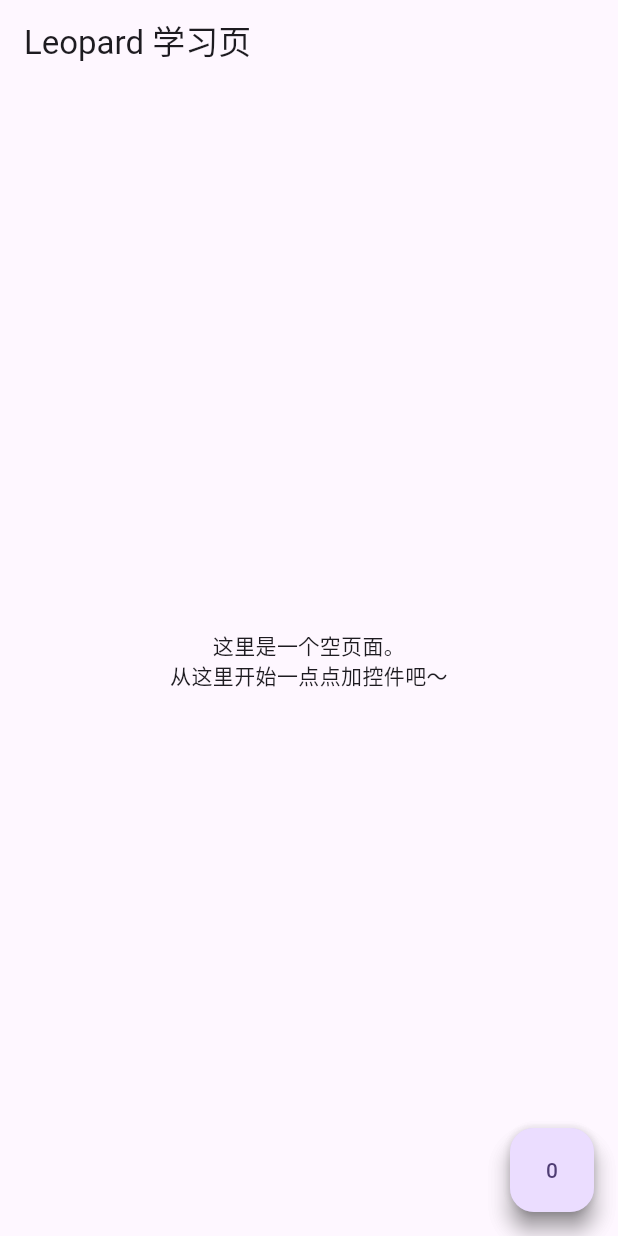
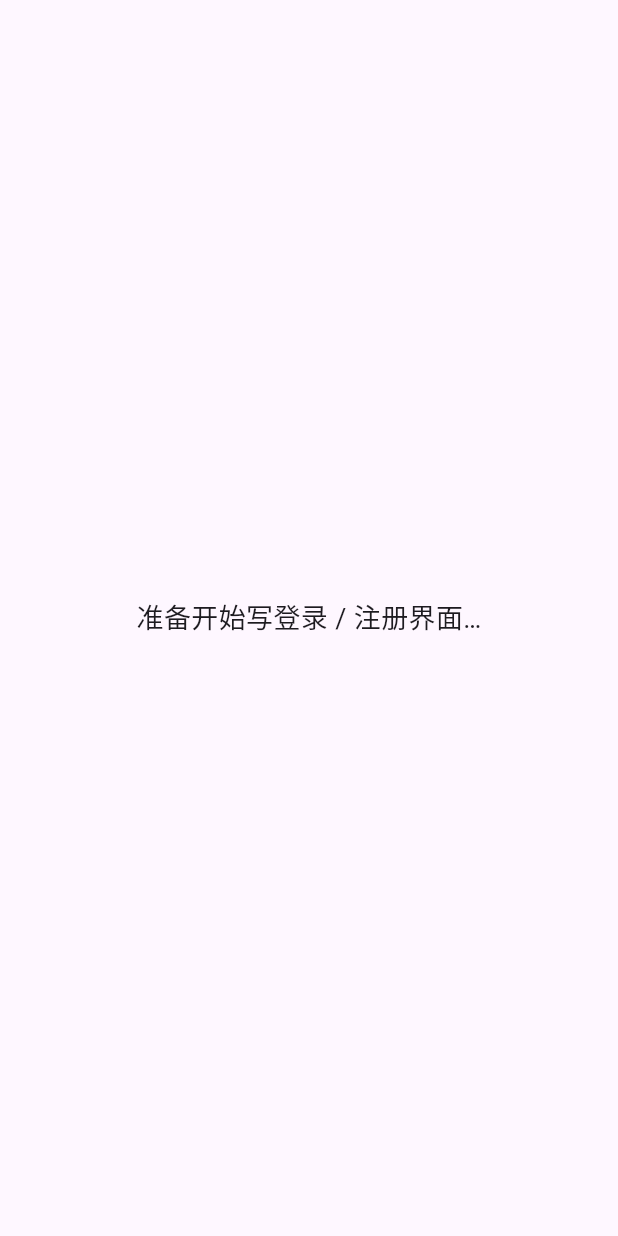
Before and after one commit to tlmile/flutter-leopard, a Flutter app: the screen it shows after launch, on a phone screen of 412 x 824 dp. Run offline on Flutter 3.47's test engine with Material 3 defaults, Android fonts, the phone set to English and light mode, and no system bars.

Commit message:
main.dart init

```diff
--- a/lib/main.dart
+++ b/lib/main.dart
@@ -1,107 +1,38 @@
-import 'package:flutter/foundation.dart';
 import 'package:flutter/material.dart';
 
-void main() {//程序入口
-  runApp(const LeopardApp());//启动一个叫LeopardApp的应用
+void main() {
+  runApp(const LeopardApp());
 }
 
-//整个APP的根widget 你写的所有页面、控件、按钮、文字 等都必须挂在这个根widget上
-// 整个app的大框架、地基
 class LeopardApp extends StatelessWidget {
   const LeopardApp({super.key});
 
   @override
   Widget build(BuildContext context) {
     return MaterialApp(
-      debugShowCheckedModeBanner: true,
-      title: 'Leopard Demo', //Android 上：在“最近任务列表”（多任务切换界面）里显示，web浏览器tab上的标题
+      debugShowCheckedModeBanner: false,
+      title: 'Leopard Demo',
       theme: ThemeData(
-        colorSchemeSeed: Colors.deepPurple,
-        useMaterial3: true,//使用material design3风格
-        inputDecorationTheme: const InputDecorationTheme(
-          border: OutlineInputBorder(),
-        ),//为所有的输入框，配置统一样式：都会有外边框
+        useMaterial3: true,
       ),
-      home: const HomePage(), // 现在首页就是一个空白模板
+      home: const AuthPage(),
     );
   }
 }
 
-// main()
-// │
-// └── runApp(LeopardApp)
-//   │
-//   └── LeopardApp.build()
-//     │
-//     └── return MaterialApp
-//       │
-//       └── home: HomePage
-
-/// 从这里开始你可以一点点练习搭界面
-class HomePage extends StatelessWidget {
-  const HomePage({super.key});
+/// 你的登录/注册 UI 将写在这里
+class AuthPage extends StatelessWidget {
+  const AuthPage({super.key});
 
   @override
   Widget build(BuildContext context) {
-    return Scaffold(
-      appBar: AppBar(
-        title: const Text('Leopard 学习页'),
-      ),
-      body: const Center(
+    return const Scaffold(
+      body: Center(
         child: Text(
-          '这里是一个空页面。\n从这里开始一点点加控件吧～',
-          textAlign: TextAlign.center,
+          '准备开始写登录 / 注册界面…',
+          style: TextStyle(fontSize: 18),
         ),
-      ),
-      floatingActionButton: FloatingActionButton(
-          onPressed: () {},
-        child: const CounterFab(),
       ),
     );
   }
 }
-
-class CounterFab extends StatefulWidget {
-  const CounterFab({super.key});
-
-  @override
-  State<CounterFab> createState() => _CounterFabState();
-}
-
-class _CounterFabState extends State<CounterFab> {
-  int _count = 0;
-
-  @override
-  void initState() {
-    // TODO: implement initState
-    super.initState();
-    print('Counterfab initstate');
-  }
-
-  @override
-  Widget build(BuildContext context) {
-    // 每次 setState 触发重建时，都会打印这里
-    if (kDebugMode) {
-      print('CounterFab build, _count = $_count');
-    }
-
-    return FloatingActionButton(
-      heroTag: null,
-      onPressed: () {
-        setState(() {
-          _count ++;
-        });
-      },
-      child: Text('$_count'),
-    );
-  }
-
-  @override
-  void dispose() {
-    if (kDebugMode) {
-      print('CounterFab dispose');
-    }
-    // TODO: implement dispose
-    super.dispose();
-  }
-}
```
